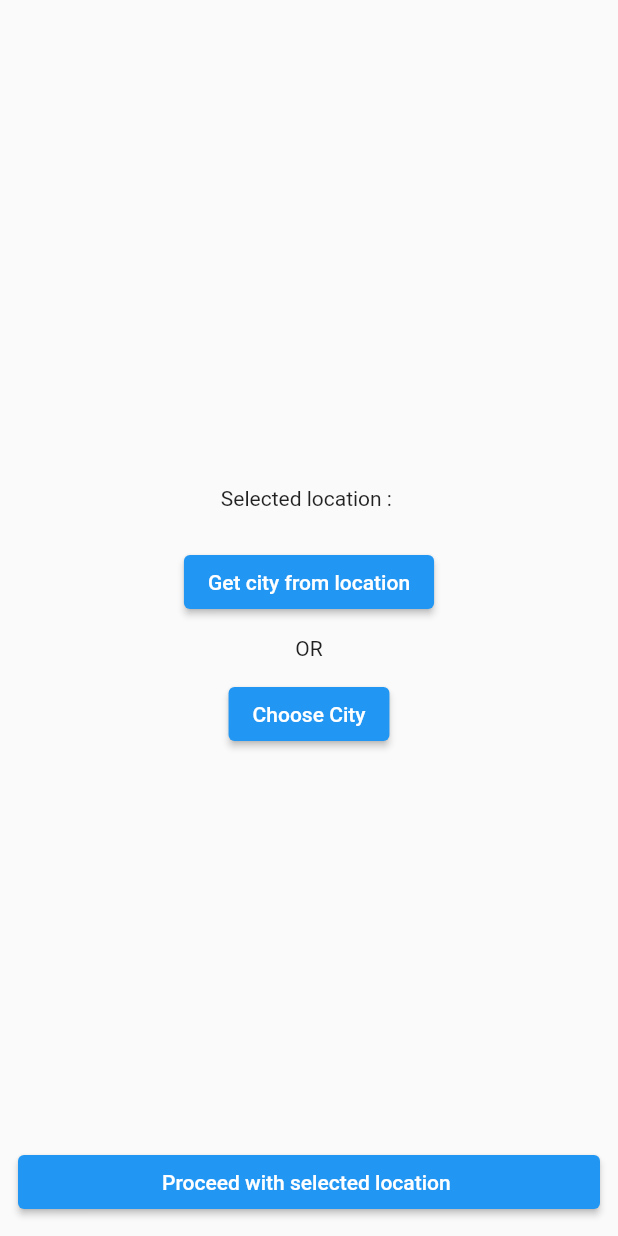
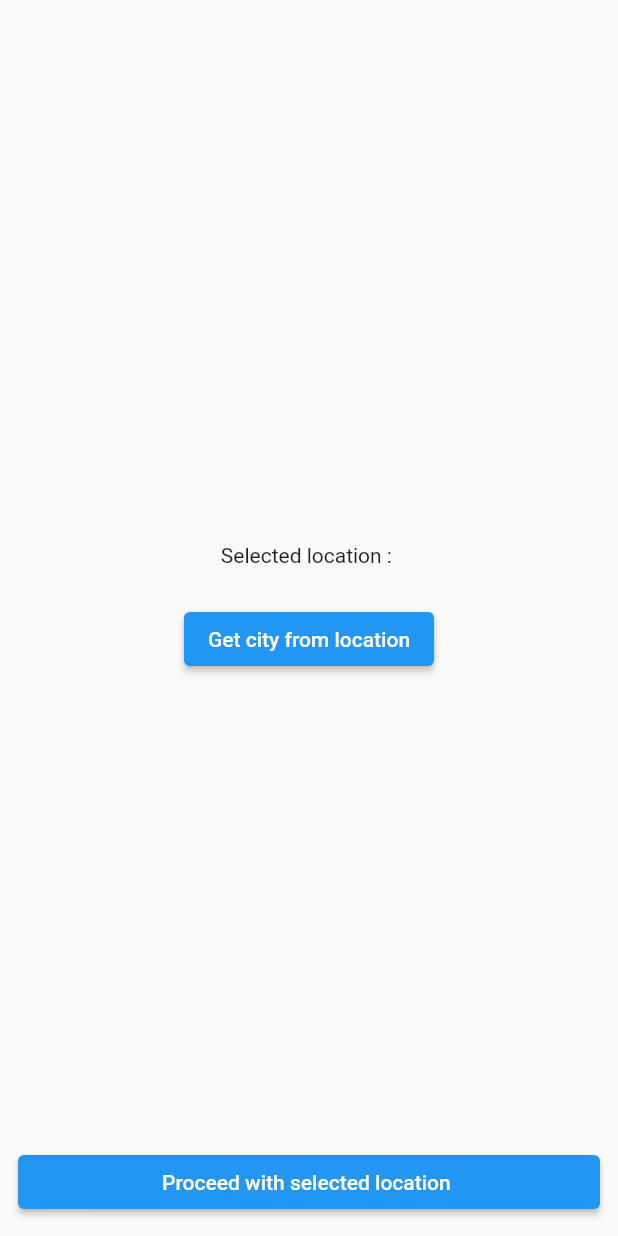
Before and after one commit to SaurabhS120/weather, a Flutter app: the screen it shows after launch, on a phone screen of 412 x 824 dp. Run offline on Flutter 3.47's test engine with Material 2 defaults, Android fonts, the light colour scheme and no system bars; our stand-ins replace dio, geocoding, geolocator, get; generated files the repository leaves out were written again.

Commit message:
Choose city button removed

```diff
--- a/lib/presentation/location_screen.dart
+++ b/lib/presentation/location_screen.dart
@@ -1,4 +1,3 @@
-import 'package:country_state_city_picker/country_state_city_picker.dart';
 import 'package:flutter/material.dart';
 import 'package:get/get.dart';
 import 'package:weather/domain/entity/location_entity.dart';
@@ -11,7 +10,6 @@ class LocationScreen extends StatelessWidget {
   late RxBool fetching_location;
   RxString city = ''.obs;
   Rx<LocationEntity?> location = Rx<LocationEntity?>(null);
-  RxBool _choosing_loc = false.obs;
 
   LocationScreen() {
     fetching_location = geoLocationController.checkLoading();
@@ -45,15 +43,6 @@ class LocationScreen extends StatelessWidget {
                 SizedBox(
                   height: 12,
                 ),
-                Text('OR'),
-                SizedBox(
-                  height: 12,
-                ),
-                ElevatedButton(
-                    onPressed: () {
-                      _choosing_loc.value = true;
-                    },
-                    child: Text('Choose City'))
               ],
             ),
           ),
@@ -96,21 +85,6 @@ class LocationScreen extends StatelessWidget {
                   ));
             },
           ),
-          Obx(
-            () => Visibility(
-                visible: _choosing_loc.isTrue,
-                child: Container(
-                  color: Colors.white,
-                  child: SelectState(
-                    onCityChanged: (value) {
-                      this.city.value = value;
-                      _choosing_loc.value = false;
-                    },
-                    onCountryChanged: (value) {},
-                    onStateChanged: (value) {},
-                  ),
-                )),
-          ),
         ],
       ),
     );
```
